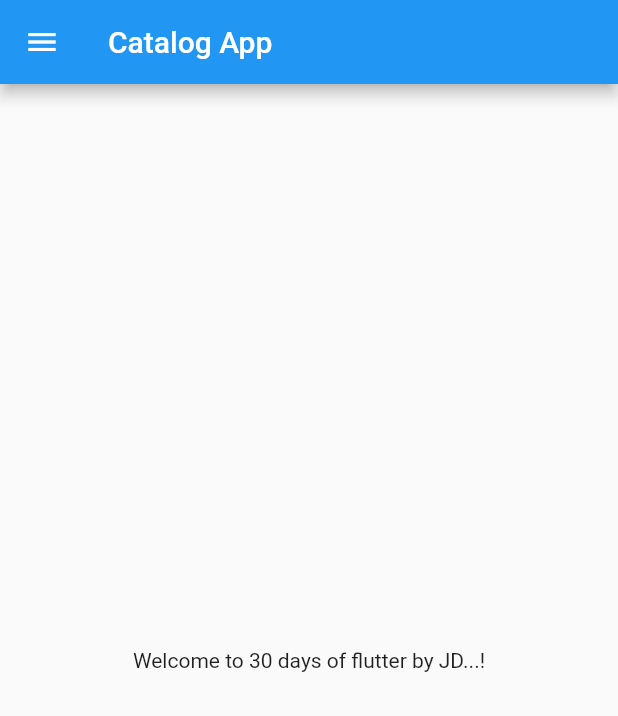
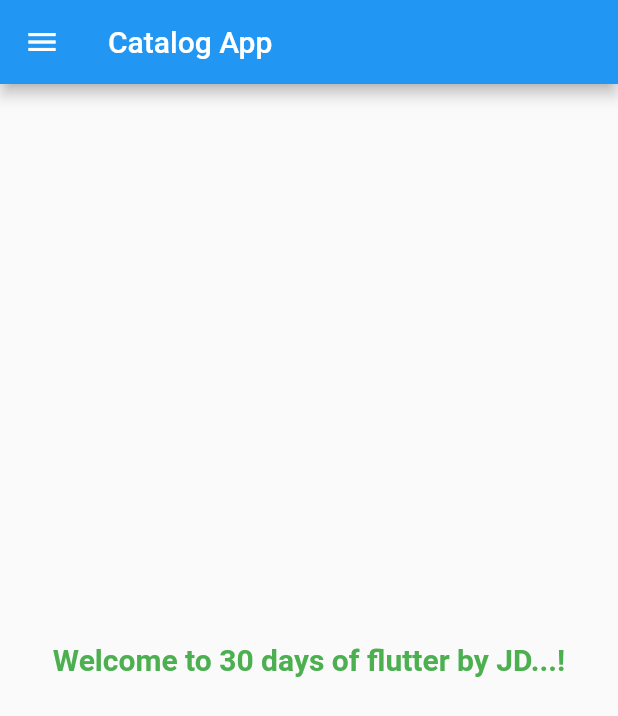
Before and after one commit to iamjdpatel/30DaysOfFlutter, a Flutter app: the HomePage screen opened directly, on a phone screen of 412 x 824 dp. Shown: the top 716 px of the screen. Run offline on Flutter 3.47's test engine with Material 2 defaults, Android fonts, the phone set to English and light mode, and no system bars.

Commit message:
Day 3 completed

```diff
--- a/lib/home_page.dart
+++ b/lib/pages/home_page.dart
@@ -12,7 +12,13 @@ class HomePage extends StatelessWidget {
       ),
       body: Center(
         child: Container(
-          child: Text('Welcome to $days days of flutter by $name...!'),
+          child: Text(
+            'Welcome to $days days of flutter by $name...!',
+            style: TextStyle(
+                fontSize: 20,
+                color: Colors.green,
+                fontWeight: FontWeight.bold),
+          ),
         ),
       ),
       drawer: Drawer(),
```
Also changed, not shown: lib/main.dart (+15 -2 lines), lib/pages/login_page.dart (added, +12 -0 lines).
